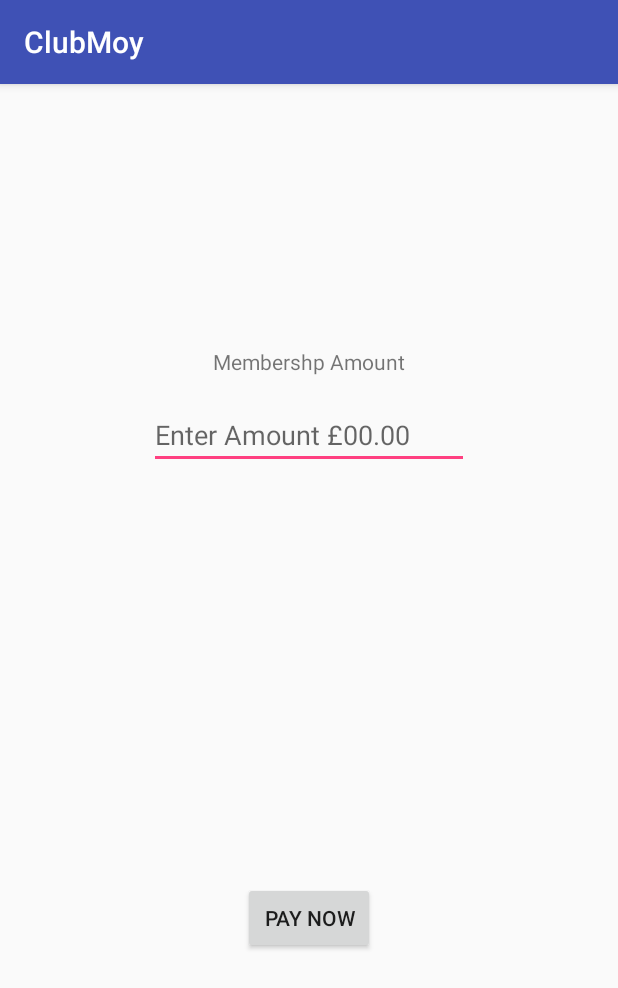
After one commit to vickyfegan/ClubMoy, an Android app: the Paypal screen opened directly, with no data from a screen before it, on a phone screen of 412 x 824 dp. The commit adds this screen. Shown: the top 988 px of the screen. Run offline under Robolectric (Android 15) with nearby library versions, the phone set to English and light mode, and no system bars; libraries missing offline, so code that uses them is left out: com.paypal.android; 3 statements that could not run were skipped.

Commit message:
paypal
paypal

```diff
--- a/app/build.gradle
+++ b/app/build.gradle
@@ -4,7 +4,7 @@ android {
     compileSdkVersion 27
     defaultConfig {
         applicationId "com.example.declan.clubmoy"
-        minSdkVersion 15
+        minSdkVersion 16
         targetSdkVersion 27
         versionCode 1
         versionName "1.0"
@@ -20,6 +20,7 @@ android {
 
 dependencies {
     implementation fileTree(include: ['*.jar'], dir: 'libs')
+    implementation 'com.paypal.sdk:paypal-android-sdk:2.15.3'
     implementation 'com.android.support:appcompat-v7:27.1.0'
     implementation 'com.google.firebase:firebase-core:15.0.0'
     implementation 'com.google.firebase:firebase-auth:15.0.0'
--- a/app/src/main/java/com/example/declan/clubmoy/BookingFacilities.java
+++ b/app/src/main/java/com/example/declan/clubmoy/Booking/BookingFacilities.java
@@ -1,4 +1,4 @@
-package com.example.declan.clubmoy;
+package com.example.declan.clubmoy.Booking;
 
 import android.app.ProgressDialog;
 import android.support.v7.app.AppCompatActivity;
@@ -10,6 +10,8 @@ import android.widget.EditText;
 import android.widget.Spinner;
 import android.widget.Toast;
 
+import com.example.declan.clubmoy.R;
+import com.example.declan.clubmoy.SaveData;
 import com.google.firebase.database.DatabaseReference;
 import com.google.firebase.database.FirebaseDatabase;
 
--- a/app/src/main/java/com/example/declan/clubmoy/Calendar.java
+++ b/app/src/main/java/com/example/declan/clubmoy/Booking/Calendar.java
@@ -1,10 +1,12 @@
-package com.example.declan.clubmoy;
+package com.example.declan.clubmoy.Booking;
 
 import android.app.usage.UsageEvents;
 import android.support.v7.app.AppCompatActivity;
 import android.os.Bundle;
 import android.widget.CalendarView;
 import android.widget.TextView;
+
+import com.example.declan.clubmoy.R;
 
 public class Calendar extends AppCompatActivity {
 
--- a/app/src/main/java/com/example/declan/clubmoy/Facilities.java
+++ b/app/src/main/java/com/example/declan/clubmoy/Booking/Facilities.java
@@ -1,4 +1,4 @@
-package com.example.declan.clubmoy;
+package com.example.declan.clubmoy.Booking;
 
 public class Facilities {
 
--- a/app/src/main/java/com/example/declan/clubmoy/Notifications/MyFirebaseMessagingService.java
+++ b/app/src/main/java/com/example/declan/clubmoy/Notifications/MyFirebaseMessagingService.java
@@ -10,6 +10,7 @@ import android.net.Uri;
 import android.os.IBinder;
 import android.support.v4.app.NotificationCompat;
 
+import com.example.declan.clubmoy.Authentication.Login;
 import com.example.declan.clubmoy.R;
 import com.google.firebase.messaging.FirebaseMessagingService;
 import com.google.firebase.messaging.RemoteMessage;
@@ -28,7 +29,7 @@ public class MyFirebaseMessagingService extends FirebaseMessagingService {
 
     private void sendNotification(String messageBody)
     {
-        Intent intent = new Intent(this, MainActivity.class);
+        Intent intent = new Intent(this, Login.class);
         intent.addFlags(Intent.FLAG_ACTIVITY_CLEAR_TOP);
 
         PendingIntent pendingIntent =PendingIntent.getActivity(this,0,intent,PendingIntent.FLAG_ONE_SHOT);
--- /dev/null
+++ b/app/src/main/java/com/example/declan/clubmoy/Payments/Paypal.java
@@ -0,0 +1,115 @@
+package com.example.declan.clubmoy.Payments;
+
+import android.app.Activity;
+import android.content.Intent;
+import android.support.v7.app.AppCompatActivity;
+import android.os.Bundle;
+import android.view.View;
+import android.widget.Button;
+import android.widget.EditText;
+import android.widget.Toast;
+
+import com.example.declan.clubmoy.R;
+import com.paypal.android.sdk.payments.PayPalConfiguration;
+import com.paypal.android.sdk.payments.PayPalPayment;
+import com.paypal.android.sdk.payments.PayPalService;
+import com.paypal.android.sdk.payments.PaymentActivity;
+import com.paypal.android.sdk.payments.PaymentConfirmation;
+
+import org.json.JSONException;
+
+import java.math.BigDecimal;
+
+public class Paypal extends AppCompatActivity {
+
+    public static final int PAYPAL_REQUEST_CODE = 7171;
+
+    private static PayPalConfiguration config = new PayPalConfiguration()
+            .environment(PayPalConfiguration.ENVIRONMENT_SANDBOX) //testaccount
+            .clientId(Config.PAYPAL_CLIENT_ID);
+
+    Button payNow;
+    EditText edtAmount;
+
+    String amount="";
+
+    @Override
+    protected void onDestroy()
+    {
+
+        stopService(new Intent(this, PayPalService.class));
+        super.onDestroy();
+    }
+
+
+    @Override
+    protected void onCreate(Bundle savedInstanceState) {
+        super.onCreate(savedInstanceState);
+        setContentView(R.layout.activity_paypal);
+
+        //Start Paypal Service
+
+        Intent intent = new Intent(this, PayPalService.class);
+        intent.putExtra(PayPalService.EXTRA_PAYPAL_CONFIGURATION,config);
+        startService(intent);
+
+        payNow = (Button) findViewById(R.id.payNow);
+        edtAmount = (EditText) findViewById(R.id.edtAmount);
+
+        payNow.setOnClickListener(new View.OnClickListener() {
+            @Override
+            public void onClick(View v) {
+                processPayment();
+            }
+        });
+
+
+    }
+
+    private void processPayment() {
+
+        amount = edtAmount.getText().toString();
+        PayPalPayment payPalPayment = new PayPalPayment(new BigDecimal(String.valueOf(amount)), "GBP",
+                "Pay Membership for 2018 Moy GAC", PayPalPayment.PAYMENT_INTENT_SALE);
+
+        Intent intent = new Intent(this, PaymentActivity.class);
+        intent.putExtra(PayPalService.EXTRA_PAYPAL_CONFIGURATION, config);
+        intent.putExtra(PaymentActivity.EXTRA_PAYMENT,payPalPayment);
+
+        startActivityForResult(intent, PAYPAL_REQUEST_CODE);
+
+    }
+
+    @Override
+    protected void onActivityResult(int requestCode, int resultCode, Intent data) {
+        if(requestCode == PAYPAL_REQUEST_CODE)
+        {
+            if(resultCode == RESULT_OK)
+            {
+                PaymentConfirmation confirmation = data.getParcelableExtra(PaymentActivity.EXTRA_RESULT_CONFIRMATION);
+                if(confirmation != null)
+                {
+                    try
+                    {
+                        String paymentDetails = confirmation.toJSONObject().toString(4);
+
+                        startActivity(new Intent(this, PaymentDetails.class)
+                                .putExtra("PaymentDetails",paymentDetails)
+                                .putExtra("PaymentAmount",amount)
+                        );
+                    }
+                    catch (JSONException e)
+                    {
+                        e.printStackTrace();
+                    }
+                }
+            }
+
+            else if(resultCode == Activity.RESULT_CANCELED)
+                Toast.makeText(this, "Cancel", Toast.LENGTH_SHORT).show();
+        }
+
+        else if (resultCode == PaymentActivity.RESULT_EXTRAS_INVALID);
+        Toast.makeText(this, "Invalid", Toast.LENGTH_SHORT).show();
+    }
+}
--- a/app/src/main/res/layout/activity_booking_facilities.xml
+++ b/app/src/main/res/layout/activity_booking_facilities.xml
@@ -4,7 +4,7 @@
     xmlns:tools="http://schemas.android.com/tools"
     android:layout_width="match_parent"
     android:layout_height="match_parent"
-    tools:context=".BookingFacilities">
+    tools:context=".Booking.BookingFacilities">
 
     <EditText
         android:id="@+id/fName"
--- a/app/src/main/res/layout/activity_calendar.xml
+++ b/app/src/main/res/layout/activity_calendar.xml
@@ -4,7 +4,7 @@
     xmlns:tools="http://schemas.android.com/tools"
     android:layout_width="match_parent"
     android:layout_height="match_parent"
-    tools:context=".Calendar">
+    tools:context=".Booking.Calendar">
 
 
     <CalendarView
--- /dev/null
+++ b/app/src/main/res/layout/activity_paypal.xml
@@ -0,0 +1,38 @@
+<?xml version="1.0" encoding="utf-8"?>
+<RelativeLayout xmlns:android="http://schemas.android.com/apk/res/android"
+    xmlns:app="http://schemas.android.com/apk/res-auto"
+    xmlns:tools="http://schemas.android.com/tools"
+    android:layout_width="match_parent"
+    android:layout_height="match_parent"
+    tools:context=".Payments.Paypal">
+
+
+    <TextView
+        android:id="@+id/membershipAmount"
+        android:layout_width="wrap_content"
+        android:layout_height="wrap_content"
+        android:layout_alignParentTop="true"
+        android:layout_centerHorizontal="true"
+        android:layout_marginTop="175dp"
+        android:text="@string/membershp_amount" />
+
+    <EditText
+        android:id="@+id/edtAmount"
+        android:layout_width="wrap_content"
+        android:layout_height="wrap_content"
+        android:layout_alignParentTop="true"
+        android:layout_centerHorizontal="true"
+        android:layout_marginTop="211dp"
+        android:ems="10"
+        android:hint="@string/enter_amount_00_00"
+        android:inputType="textPersonName" />
+
+    <Button
+        android:id="@+id/payNow"
+        android:layout_width="wrap_content"
+        android:layout_height="wrap_content"
+        android:layout_alignParentBottom="true"
+        android:layout_centerHorizontal="true"
+        android:layout_marginBottom="188dp"
+        android:text="@string/pay_now" />
+</RelativeLayout>
--- a/app/src/main/res/values/strings.xml
+++ b/app/src/main/res/values/strings.xml
@@ -30,6 +30,12 @@
     <string name="dSearch">28-05-2018</string>
     <string name="facSearch">Gym</string>
     <string name="tSearch">18:45</string>
+    <string name="membershp_amount">Membershp Amount</string>
+    <string name="pay_now">Pay Now</string>
+    <string name="enter_amount_00_00">Enter Amount £00.00</string>
+    <string name="txtId">TextView</string>
+    <string name="textAmount">TextView</string>
+    <string name="txtStatus">TextView</string>
 
     <array name="facilitiesOptions">
         <item>Gym</item>
```
Also changed, not shown: app/src/main/AndroidManifest.xml (+9 -7 lines), app/src/main/java/com/example/declan/clubmoy/Notifications/MainActivity.java (deleted, +0 -15 lines), app/src/main/java/com/example/declan/clubmoy/Payments/Config.java (added, +7 -0 lines), app/src/main/java/com/example/declan/clubmoy/Payments/PaymentDetails.java (added, +50 -0 lines), app/src/main/res/layout/activity_main.xml (deleted, +0 -9 lines), app/src/main/res/layout/activity_payment_details.xml (added, +37 -0 lines).
